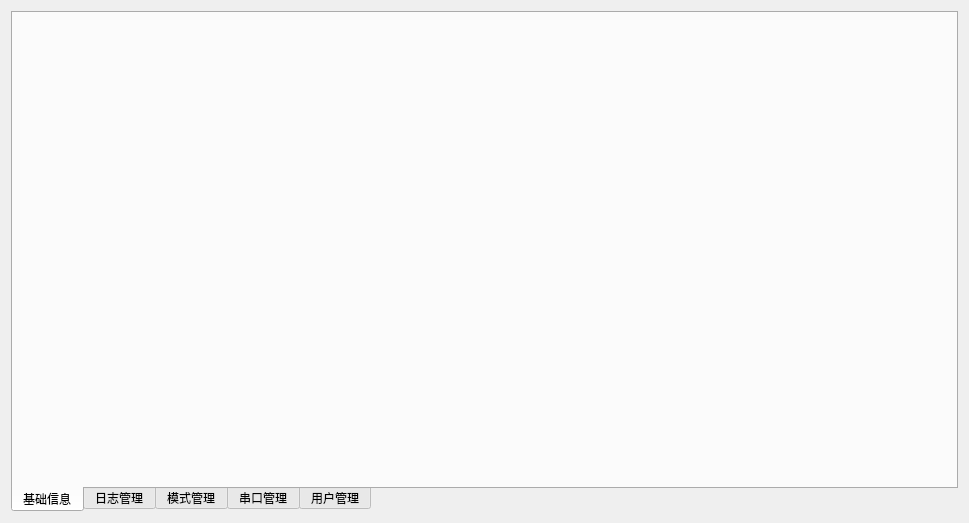
Above: widget.ui from 1933657147/my_server before the change. Below: the same form after it.
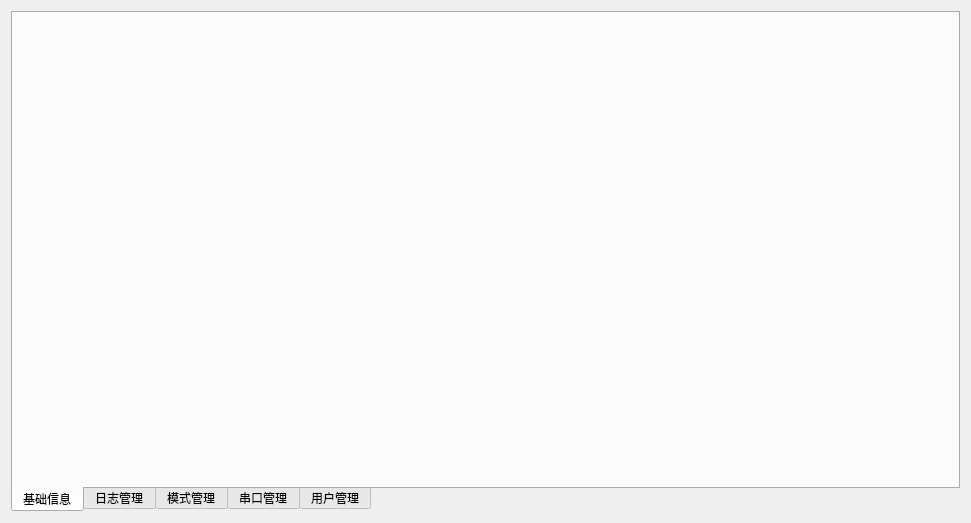
That is the form after the change. Icons and pictures are not drawn. Custom widgets are drawn as their Qt base class.

Patch:
```diff
--- a/widget.ui
+++ b/widget.ui
@@ -6,7 +6,7 @@
    <rect>
     <x>0</x>
     <y>0</y>
-    <width>963</width>
+    <width>971</width>
     <height>523</height>
    </rect>
   </property>
```
